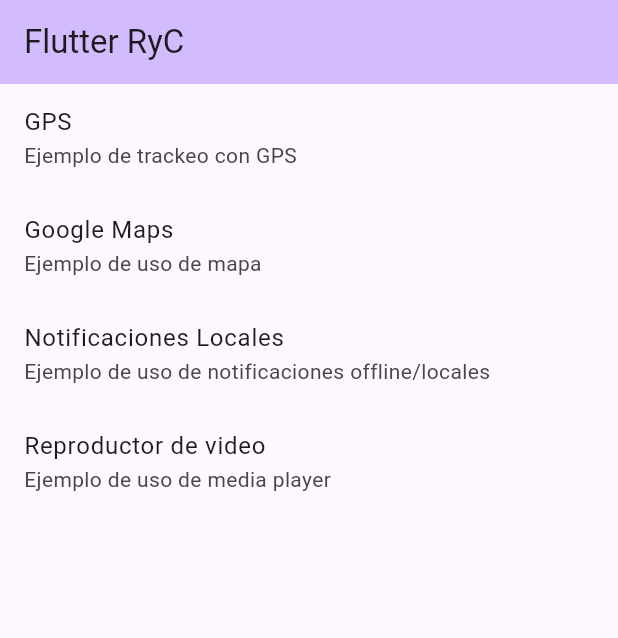
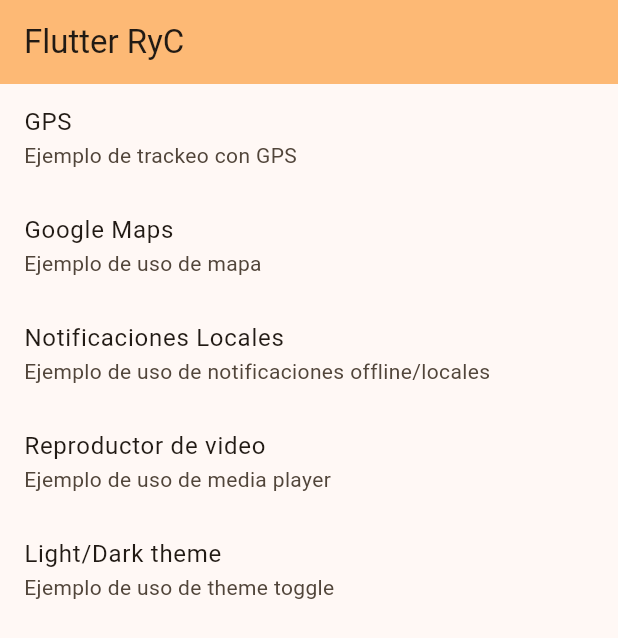
Before and after one commit to figonzal1/ryc_flutter, a Flutter app: the screen it shows after launch, on a phone screen of 412 x 824 dp. Shown: the top 638 px of the screen. Run offline on Flutter 3.47's test engine with Material 3 defaults, Android fonts, the phone set to English and light mode, and no system bars; our stand-ins replace google_maps_flutter, location, logger, permission_handler, video_player.

Commit message:
Theme toggle implementado
Signed-off-by: figonzal1 <felipe.gonzalezalarcon94@gmail.com>

```diff
--- a/lib/main.dart
+++ b/lib/main.dart
@@ -2,18 +2,25 @@
 import 'package:ryc_flutter/gmaps/MapsPage.dart';
 import 'package:ryc_flutter/gps/GpsPage.dart';
 import 'package:ryc_flutter/local_notifications/NotificationsPage.dart';
+import 'package:ryc_flutter/theme_toggle/ThemeTogglePage.dart';
 import 'package:ryc_flutter/videoplayer/VideoPlayerPage.dart';
 
 void main() {
-  runApp(const MyApp());
+  runApp(MyApp());
 }
 
 class MyApp extends StatelessWidget {
-  const MyApp({super.key});
+  MyApp({super.key});
+
+  final ValueNotifier<ThemeMode> _themeModeNotifier =
+      ValueNotifier(ThemeMode.system);
 
   // This widget is the root of your application.
   @override
   Widget build(BuildContext context) {
+    return ValueListenableBuilder(
+      valueListenable: _themeModeNotifier,
+      builder: (context, ThemeMode themeMode, _) {
         return MaterialApp(
           title: 'Flutter RyC',
           theme: ThemeData(
@@ -32,17 +39,32 @@
             //
             // This works for code too, not just values: Most code changes can be
             // tested with just a hot reload.
-        colorScheme: ColorScheme.fromSeed(seedColor: Colors.deepPurple),
+            colorScheme: ColorScheme.fromSeed(
+              seedColor: Colors.orange,
+              brightness: Brightness.light,
+            ),
             useMaterial3: true,
           ),
-      home: const ListPage(),
+          darkTheme: ThemeData(
+              colorScheme: ColorScheme.fromSeed(
+                seedColor: Colors.deepPurple,
+                brightness: Brightness.dark,
+              ),
+              useMaterial3: true),
+          themeMode: themeMode,
+          home: ListPage(themeModeNotifier: _themeModeNotifier),
+        );
+      },
     );
   }
 }
 
 class ListPage extends StatelessWidget {
+  final ValueNotifier<ThemeMode> themeModeNotifier;
+
   const ListPage({
     super.key,
+    required this.themeModeNotifier,
   });
 
   @override
@@ -101,6 +123,19 @@
                         const VideoPlayerPage(title: "VideoPlayer Page")),
               );
             },
+          ),
+          ListTile(
+            title: const Text("Light/Dark theme"),
+            subtitle: const Text("Ejemplo de uso de theme toggle"),
+            onTap: () {
+              Navigator.push(
+                context,
+                MaterialPageRoute(
+                    builder: (context) => ThemeTogglePage(
+                        title: "Theme Toggle Page",
+                        themeModeNotifier: themeModeNotifier)),
+              );
+            },
           )
         ],
       ),
```
Also changed, not shown: lib/theme_toggle/ThemeTogglePage.dart (added, +70 -0 lines). Lines whose indentation alone changed are shown as unchanged.
